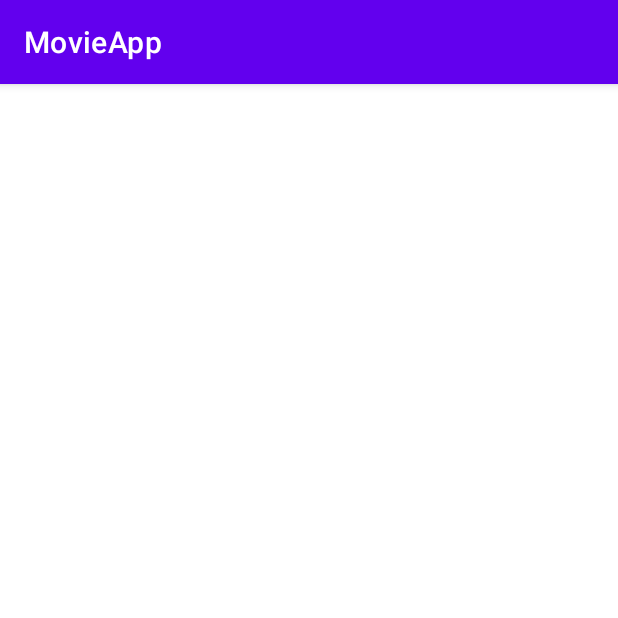
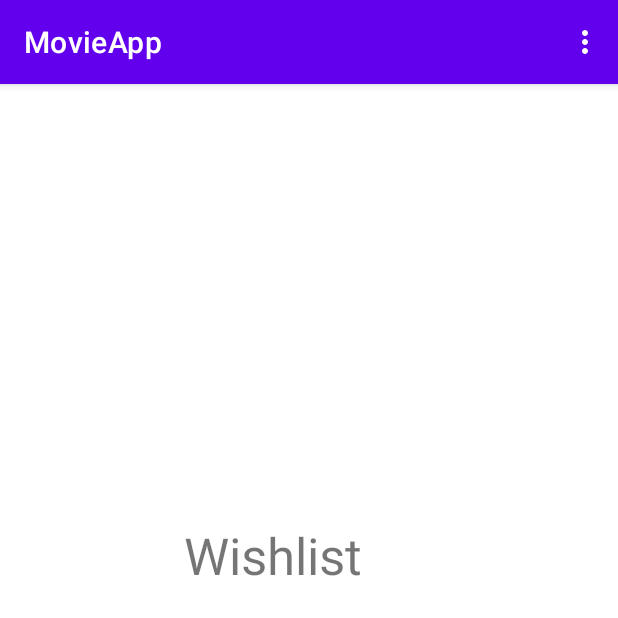
Before and after one commit to FranciscoA5/MovieApp, an Android app: the Wishlist screen opened directly, with no data from a screen before it, on a phone screen of 412 x 824 dp, the top half of it. Run offline under Robolectric (Android 15) with nearby library versions, the phone set to English and light mode, and no system bars.

Commit message:
testing activity change

```diff
--- a/app/src/main/res/layout/activity_wishlist.xml
+++ b/app/src/main/res/layout/activity_wishlist.xml
@@ -6,4 +6,20 @@
     android:layout_height="match_parent"
     tools:context=".Wishlist">
 
+    <TextView
+        android:id="@+id/wish"
+        android:layout_width="189dp"
+        android:layout_height="148dp"
+        android:layout_marginStart="184dp"
+        android:layout_marginTop="291dp"
+        android:layout_marginEnd="170dp"
+        android:layout_marginBottom="421dp"
+        android:text="Wishlist"
+        android:textSize="34sp"
+        app:layout_constraintBottom_toBottomOf="parent"
+        app:layout_constraintEnd_toEndOf="parent"
+        app:layout_constraintHorizontal_bias="0.469"
+        app:layout_constraintStart_toStartOf="parent"
+        app:layout_constraintTop_toTopOf="parent"
+        app:layout_constraintVertical_bias="0.0" />
 </androidx.constraintlayout.widget.ConstraintLayout>
--- /dev/null
+++ b/app/src/main/res/menu/menu1.xml
@@ -0,0 +1,14 @@
+<?xml version="1.0" encoding="utf-8"?>
+<menu xmlns:app="http://schemas.android.com/apk/res-auto"
+    xmlns:android="http://schemas.android.com/apk/res/android">
+    <item
+        android:id="@+id/search"
+        android:title="Search Page"
+        app:showAsAction="never" />
+    <item
+        android:id="@+id/wishlist"
+        android:title="Wishlist" />
+    <item
+        android:id="@+id/favourites"
+        android:title="Favourites" />
+</menu>
```
Also changed, not shown: app/src/main/java/ipca/budget/movieapp/BackEnd.kt (+18 -3 lines), app/src/main/java/ipca/budget/movieapp/Favorites.kt (+29 -0 lines), app/src/main/java/ipca/budget/movieapp/MainActivity.kt (+29 -4 lines), app/src/main/java/ipca/budget/movieapp/Wishlist.kt (+29 -0 lines), app/src/main/res/layout/activity_favorites.xml (+14 -0 lines).
